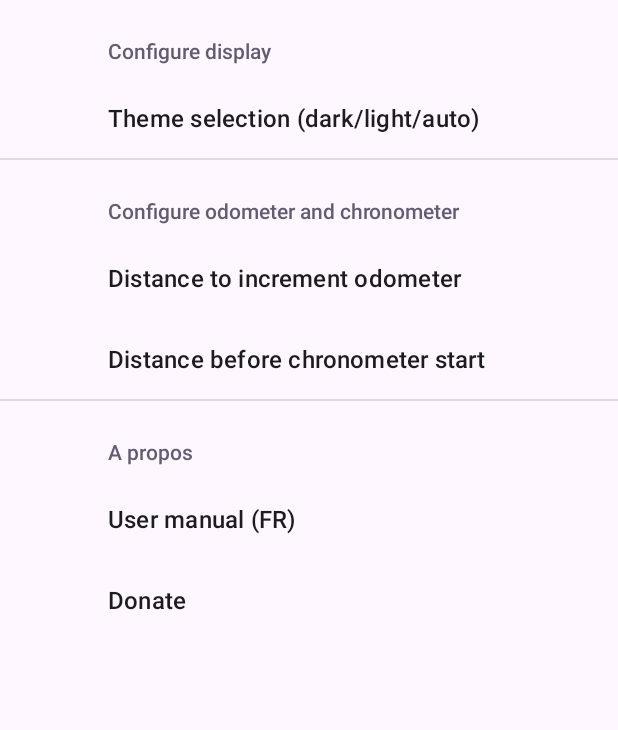
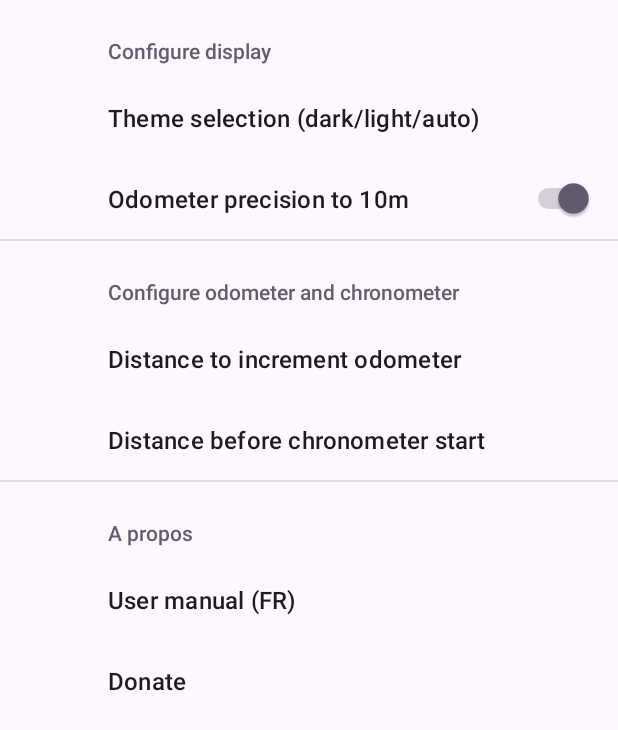
Before and after one commit to b0bChoK/Rallye_Dashboard, an Android app: the fragment SettingsFragment placed in its activity, on a phone screen of 412 x 824 dp. Shown: the top 730 px of the screen. Run offline under Robolectric (Android 15) with nearby library versions, the phone set to English and light mode, and no system bars; our stand-ins replace androidx.preference, data binding; pictures from the network do not load; 3 statements that could not run were skipped.

Commit message:
FEAT: add option to change odometer precision

```diff
--- a/app/src/main/java/com/b0bchok/rallye_dashboard_kt/DashboardFragment.kt
+++ b/app/src/main/java/com/b0bchok/rallye_dashboard_kt/DashboardFragment.kt
@@ -75,6 +75,7 @@ class DashboardFragment : Fragment(), LocationListener,
     //Value get from shared preference
     private var minimumDistanceToStartChrono: Int = 40
     private var distanceIncrementation: Int = 10
+    private lateinit var odometerFormat: String
 
     override fun onCreateView(
         inflater: LayoutInflater, container: ViewGroup?,
@@ -99,6 +100,11 @@ class DashboardFragment : Fragment(), LocationListener,
                 sharedPreferences.getString("chronometer_distance", "40")!!.toInt()
             distanceIncrementation =
                 sharedPreferences.getString("odometer_increment", "10")!!.toInt()
+
+            if (sharedPreferences.getBoolean("odometer_precision", true))
+                odometerFormat = requireContext().getString(R.string.odometer_format_10m)
+            else
+                odometerFormat = requireContext().getString(R.string.odometer_format_100m)
         }
 
         checkPermissions()
@@ -237,6 +243,7 @@ class DashboardFragment : Fragment(), LocationListener,
         mHandlerClock.post(mRunnableClock)
 
         refreshRoadbookCases()
+        updateMeter()
     }
 
     override fun onSharedPreferenceChanged(sharedPreferences: SharedPreferences?, s: String?) {
@@ -246,6 +253,10 @@ class DashboardFragment : Fragment(), LocationListener,
                 sharedPreferences.getString("chronometer_distance", "40")!!.toInt()
             distanceIncrementation =
                 sharedPreferences.getString("odometer_increment", "10")!!.toInt()
+            if (sharedPreferences.getBoolean("odometer_precision", false))
+                odometerFormat = requireContext().getString(R.string.odometer_format_10m)
+            else
+                odometerFormat = requireContext().getString(R.string.odometer_format_100m)
         }
 
         updateButton()
@@ -351,7 +362,7 @@ class DashboardFragment : Fragment(), LocationListener,
 
     private fun updateMeter() {
         mTxtOdometer?.text = String.format(
-            requireContext().getString(R.string.odometer_format),
+            odometerFormat,
             mSpeedMeasures.getDistanceTotalM() / 1000
         )
         mTxtSpeed?.text = String.format(
--- a/app/src/main/res/layout-land/dashboard_fragment.xml
+++ b/app/src/main/res/layout-land/dashboard_fragment.xml
@@ -183,7 +183,8 @@
             android:autoSizeMinTextSize="12sp"
             android:autoSizeStepGranularity="2sp"
             android:autoSizeTextType="uniform"
-            android:text="000,00km"
+            android:textAlignment="center"
+            android:text="000,00 km"
             android:textAppearance="@style/TextNoSize"
             android:textStyle="bold"
             app:layout_constraintEnd_toEndOf="parent"
--- a/app/src/main/res/layout/dashboard_fragment.xml
+++ b/app/src/main/res/layout/dashboard_fragment.xml
@@ -83,7 +83,7 @@
 
             <Button
                 android:id="@+id/btPageUp"
-                style="@style/Custom_button.L"
+                style="@style/Custom_button.XL"
                 android:layout_width="0dp"
                 android:layout_height="0dp"
                 android:layout_gravity="center_horizontal"
@@ -155,7 +155,8 @@
             android:autoSizeMinTextSize="12sp"
             android:autoSizeStepGranularity="2sp"
             android:autoSizeTextType="uniform"
-            android:text="0,00 km"
+            android:textAlignment="center"
+            android:text="000,00 km"
             android:textAppearance="@style/TextNoSize"
             android:textStyle="bold"
             app:layout_constraintEnd_toEndOf="parent"
--- a/app/src/main/res/values/strings.xml
+++ b/app/src/main/res/values/strings.xml
@@ -30,13 +30,14 @@
     <string name="copyright">(c)2022 by A. DEWAS</string>
     <string name="comment">This is an Android app that can display the current roadbook and a chronometer/odometer/speedometer dashboard, that can be piloted by a ble remote.</string>
 
-    <string name="odometer_format">%.2fkm</string>
+    <string name="odometer_format_10m">%.2f km</string>
+    <string name="odometer_format_100m">%.1f km</string>
     <string name="speed_format">%03d km/h</string>
     <string name="max_speed_format">%03d km/h</string>
     <string name="avg_speed_format">%03.1f km/h</string>
     <string name="timer_format">%02dm%02ds</string>
     <string name="zero_timer">00m00s</string>
-    <string name="zero_odometer">0,00km</string>
+    <string name="zero_odometer">0,00 km</string>
     <string name="zero_speed">000 km/h</string>
     <string name="zero_max_speed">000 km/h</string>
     <string name="zero_avg_speed">00,0 km/h</string>
@@ -54,4 +55,5 @@
     <string name="manuel_utilisateur_fr">User manual (FR)</string>
     <string name="theme_selection_dark_light_auto">Theme selection (dark/light/auto)</string>
     <string name="configure_display">Configure display</string>
+    <string name="odometer_precision_to_10m">Odometer precision to 10m</string>
 </resources>
--- a/app/src/main/res/values/styles.xml
+++ b/app/src/main/res/values/styles.xml
@@ -20,7 +20,7 @@
     </style>
 
     <style name="Custom_button.L" parent="Custom_button">
-        <item name="android:textSize">22sp</item>
+        <item name="android:textSize">18sp</item>
     </style>
 
     <style name="Custom_button.XL" parent="Custom_button">
--- a/app/src/main/res/xml/preferences.xml
+++ b/app/src/main/res/xml/preferences.xml
@@ -12,6 +12,10 @@
             android:entryValues="@array/ThemeSelection"
             android:key="theme_selection"
             android:title="@string/theme_selection_dark_light_auto" />
+        <SwitchPreference
+            android:key="odometer_precision"
+            android:title="@string/odometer_precision_to_10m"
+            android:defaultValue="true"/>
 
     </PreferenceCategory>
 
```
Also changed, not shown: 1 other file.
